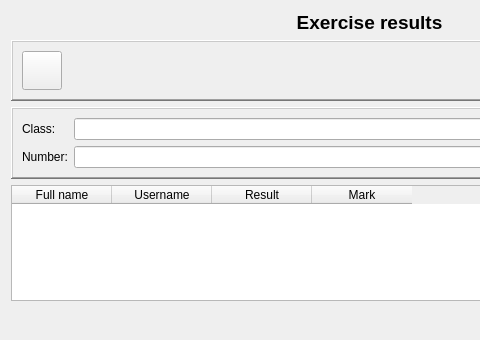
Above: ui/server/exerciseprogressdialog.ui from Open-Typer/Open-Typer before the change; both pictures show x 0 to 480 and y 0 to 340 of the 739 by 340 pixel window. Below: the same form after it.
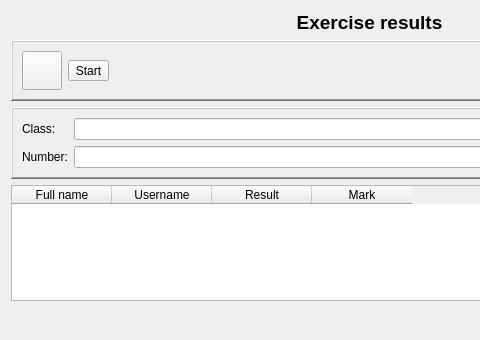
That is the form after the change. Icons and pictures are not drawn.

Commit message: server: exerciseprogressdialog: Add start button

```diff
--- a/ui/server/exerciseprogressdialog.ui
+++ b/ui/server/exerciseprogressdialog.ui
@@ -53,6 +53,27 @@
      </property>
      <layout class="QHBoxLayout" name="horizontalLayout_2">
       <item alignment="Qt::AlignLeft">
+       <widget class="QWidget" name="toolBarContents" native="true">
+        <property name="sizePolicy">
+         <sizepolicy hsizetype="Fixed" vsizetype="Preferred">
+          <horstretch>0</horstretch>
+          <verstretch>0</verstretch>
+         </sizepolicy>
+        </property>
+        <layout class="QHBoxLayout" name="horizontalLayout">
+         <property name="leftMargin">
+          <number>0</number>
+         </property>
+         <property name="topMargin">
+          <number>0</number>
+         </property>
+         <property name="rightMargin">
+          <number>0</number>
+         </property>
+         <property name="bottomMargin">
+          <number>0</number>
+         </property>
+         <item>
        <widget class="QToolButton" name="printButton">
         <property name="toolTip">
          <string>Print all</string>
@@ -70,6 +91,29 @@
           <height>32</height>
          </size>
         </property>
+          </widget>
+         </item>
+         <item>
+          <widget class="QToolButton" name="startButton">
+           <property name="text">
+            <string>Start</string>
+           </property>
+           <property name="icon">
+            <iconset resource="../../res.qrc">
+             <normaloff>:/res/images/start.png</normaloff>:/res/images/start.png</iconset>
+           </property>
+           <property name="iconSize">
+            <size>
+             <width>32</width>
+             <height>32</height>
+            </size>
+           </property>
+           <property name="toolButtonStyle">
+            <enum>Qt::ToolButtonTextBesideIcon</enum>
+           </property>
+          </widget>
+         </item>
+        </layout>
        </widget>
       </item>
      </layout>
```
Lines whose indentation alone changed are shown as unchanged. The commit also changes 2 other files.
